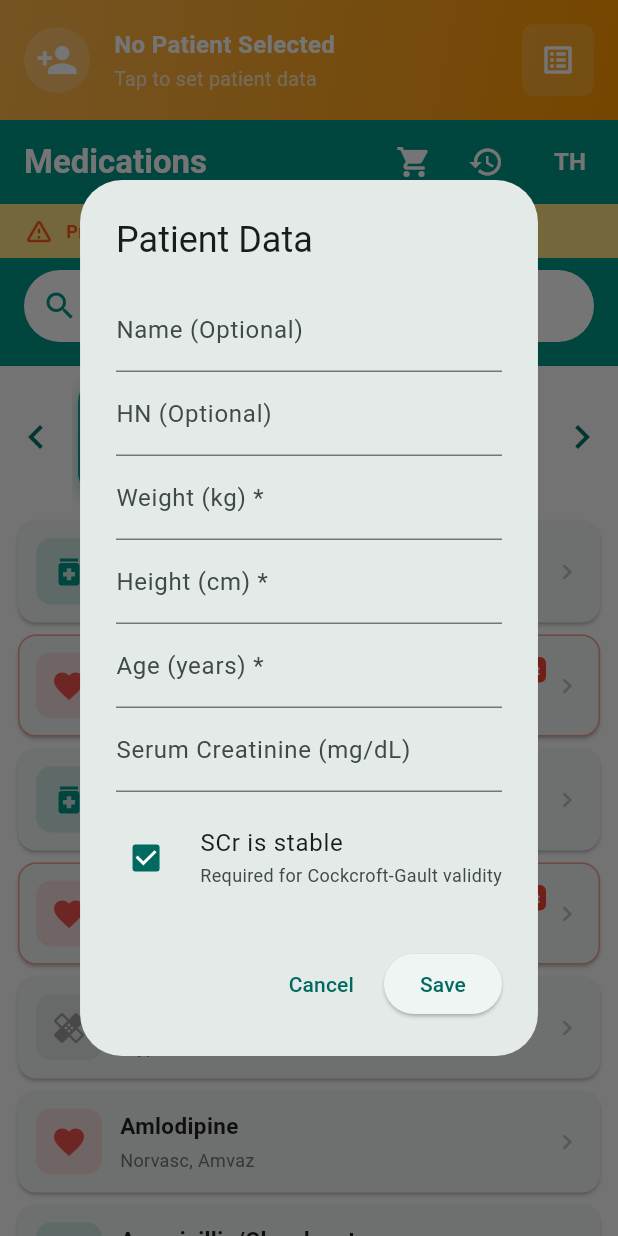
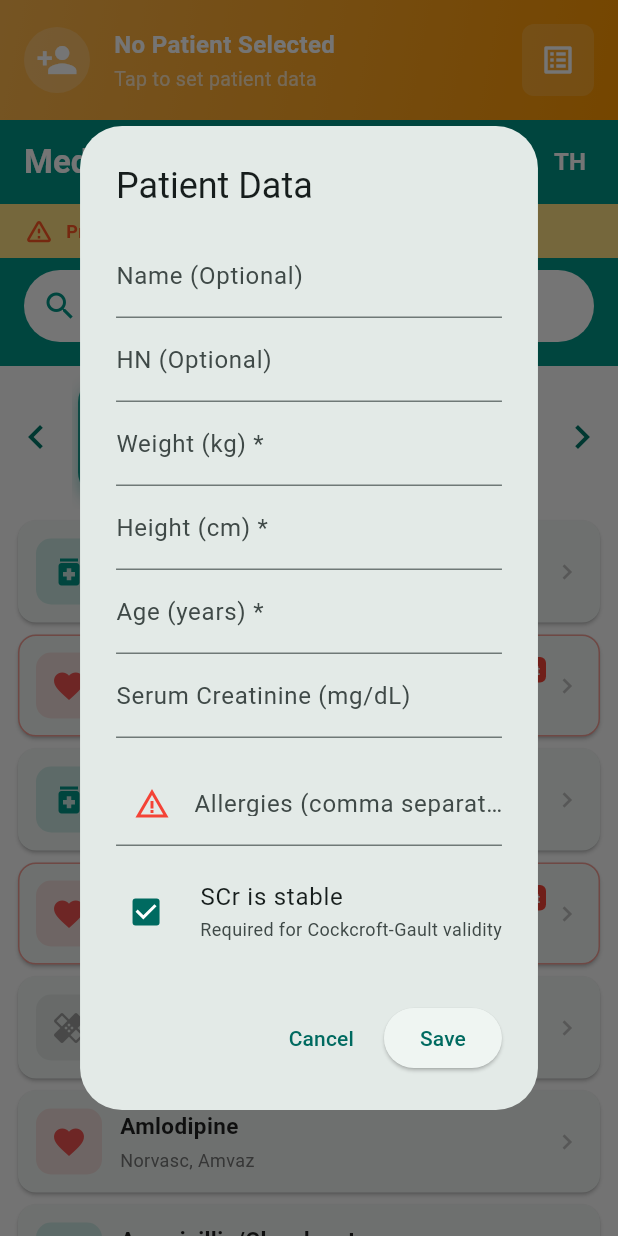
Before and after one commit to Hal281/Drugph, a Flutter app: the HomeScreen screen opened directly with empty values, after a tap on "No Patient Selected", on a phone screen of 412 x 824 dp. Run offline on Flutter 3.47's test engine with Material 3 defaults, Android fonts, the phone set to English and light mode, and no system bars; our stand-ins replace pdf, printing; Roboto replaces fonts that are missing (Sarabun).

Commit message:
Add Allergy Checking System

```diff
--- a/drugforPh/lib/core/models/patient.dart
+++ b/drugforPh/lib/core/models/patient.dart
@@ -50,6 +50,9 @@ class Patient {
   /// List of drug IDs the patient is currently taking (for the dashboard).
   final List<String> activeDrugIds;
 
+  /// List of drug names or classes the patient is allergic to.
+  final List<String> allergies;
+
   /// Optional patient name for display.
   final String? patientName;
 
@@ -73,6 +76,7 @@ class Patient {
     this.eGfrMlMinPer173m2,
     this.isScrStable = true,
     this.activeDrugIds = const [],
+    this.allergies = const [],
   });
 
   // ---- Derived properties ----
@@ -113,6 +117,7 @@ class Patient {
     double? eGfrMlMinPer173m2,
     bool? isScrStable,
     List<String>? activeDrugIds,
+    List<String>? allergies,
   }) {
     return Patient(
       id: id ?? this.id,
@@ -129,6 +134,7 @@ class Patient {
       eGfrMlMinPer173m2: eGfrMlMinPer173m2 ?? this.eGfrMlMinPer173m2,
       isScrStable: isScrStable ?? this.isScrStable,
       activeDrugIds: activeDrugIds ?? this.activeDrugIds,
+      allergies: allergies ?? this.allergies,
     );
   }
 
@@ -136,7 +142,8 @@ class Patient {
   String toString() {
     final nameStr = patientName != null ? 'Name: $patientName, ' : '';
     final hnStr = hospitalNumber != null ? 'HN: $hospitalNumber, ' : '';
-    return 'Patient($nameStr$hnStr'
+    final allergyStr = allergies.isNotEmpty ? 'Allergies: ${allergies.join(", ")}, ' : '';
+    return 'Patient($nameStr$hnStr$allergyStr'
         'wt: ${weightKg}kg, ht: ${heightCm}cm, '
         'age: $ageYears y${ageMonths != null ? " ${ageMonths}m" : ""}, '
         'sex: ${sex.nameEn}'
--- a/drugforPh/lib/ui/widgets/patient_banner.dart
+++ b/drugforPh/lib/ui/widgets/patient_banner.dart
@@ -99,6 +99,28 @@ class PatientBanner extends StatelessWidget {
                                 color: Colors.white70,
                               ),
                             ),
+                          if (hasPatient && patient.allergies.isNotEmpty)
+                            Padding(
+                              padding: const EdgeInsets.only(top: 4),
+                              child: Row(
+                                children: [
+                                  const Icon(Icons.warning_amber, color: Colors.redAccent, size: 14),
+                                  const SizedBox(width: 4),
+                                  Expanded(
+                                    child: Text(
+                                      'แพ้ยา: ${patient.allergies.join(", ")}',
+                                      style: const TextStyle(
+                                        fontSize: 12,
+                                        color: Colors.redAccent,
+                                        fontWeight: FontWeight.bold,
+                                      ),
+                                      maxLines: 1,
+                                      overflow: TextOverflow.ellipsis,
+                                    ),
+                                  ),
+                                ],
+                              ),
+                            ),
                         ],
                       ),
                     ),
--- a/drugforPh/lib/ui/widgets/patient_edit_dialog.dart
+++ b/drugforPh/lib/ui/widgets/patient_edit_dialog.dart
@@ -25,6 +25,7 @@ class _PatientEditDialogState extends State<PatientEditDialog> {
   late TextEditingController _heightCtrl;
   late TextEditingController _ageCtrl;
   late TextEditingController _scrCtrl;
+  late TextEditingController _allergiesCtrl;
   bool _isScrStable = true;
 
   @override
@@ -39,6 +40,7 @@ class _PatientEditDialogState extends State<PatientEditDialog> {
     _scrCtrl = TextEditingController(
       text: p?.serumCreatinineMgDl?.toString() ?? '',
     );
+    _allergiesCtrl = TextEditingController(text: p?.allergies.join(', ') ?? '');
     _isScrStable = p?.isScrStable ?? true;
   }
 
@@ -50,6 +52,7 @@ class _PatientEditDialogState extends State<PatientEditDialog> {
     _heightCtrl.dispose();
     _ageCtrl.dispose();
     _scrCtrl.dispose();
+    _allergiesCtrl.dispose();
     super.dispose();
   }
 
@@ -73,6 +76,12 @@ class _PatientEditDialogState extends State<PatientEditDialog> {
       // In a real app we'd add sex selector. Let's add a default for now.
     }
 
+    final allergies = _allergiesCtrl.text
+        .split(',')
+        .map((e) => e.trim())
+        .where((e) => e.isNotEmpty)
+        .toList();
+
     final newPatient = Patient(
       id:
           widget.initialPatient?.id ??
@@ -87,6 +96,7 @@ class _PatientEditDialogState extends State<PatientEditDialog> {
       creatinineClearanceMlMin: crcl,
       isScrStable: _isScrStable,
       activeDrugIds: widget.initialPatient?.activeDrugIds ?? const [],
+      allergies: allergies,
     );
 
     PatientSession.instance.savePatient(newPatient, setAsCurrent: true);
@@ -133,6 +143,15 @@ class _PatientEditDialogState extends State<PatientEditDialog> {
               keyboardType: TextInputType.number,
               decoration: const InputDecoration(
                 labelText: 'Serum Creatinine (mg/dL)',
+              ),
+            ),
+            const SizedBox(height: 16),
+            TextField(
+              controller: _allergiesCtrl,
+              decoration: InputDecoration(
+                labelText: widget.isThai ? 'ประวัติแพ้ยา (คั่นด้วยลูกน้ำ ,)' : 'Allergies (comma separated)',
+                hintText: 'ex: Penicillin, Sulfa',
+                prefixIcon: const Icon(Icons.warning_amber, color: Colors.red),
               ),
             ),
             const SizedBox(height: 8),
```
Also changed, not shown: drugforPh/lib/data/prescription_cart.dart (+22 -0 lines).
